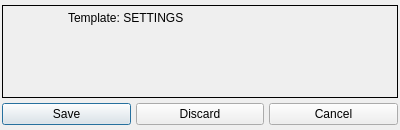
Qt form Editor/editing/_dialogs/savingnotificationdialog.ui (WohlSoft/Moondust-Project) before a commit.
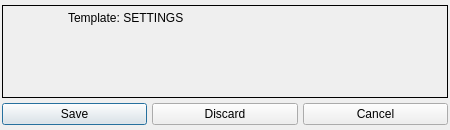
The same form after that commit. Icons and pictures are not drawn.

The edit to the form file:
```diff
--- a/Editor/editing/_dialogs/savingnotificationdialog.ui
+++ b/Editor/editing/_dialogs/savingnotificationdialog.ui
@@ -6,19 +6,13 @@
    <rect>
     <x>0</x>
     <y>0</y>
-    <width>400</width>
+    <width>450</width>
     <height>130</height>
    </rect>
   </property>
   <property name="minimumSize">
    <size>
-    <width>400</width>
-    <height>130</height>
-   </size>
-  </property>
-  <property name="maximumSize">
-   <size>
-    <width>400</width>
+    <width>450</width>
     <height>130</height>
    </size>
   </property>
@@ -29,7 +23,10 @@
    <iconset resource="../../_resources/editor.qrc">
     <normaloff>:/images/cat_builder/cat_builder_48.png</normaloff>:/images/cat_builder/cat_builder_48.png</iconset>
   </property>
-  <layout class="QGridLayout" name="gridLayout">
+  <layout class="QGridLayout" name="gridLayout" rowstretch="100,0">
+   <property name="sizeConstraint">
+    <enum>QLayout::SetMinimumSize</enum>
+   </property>
    <property name="leftMargin">
     <number>2</number>
    </property>
@@ -59,7 +56,7 @@
      <property name="lineWidth">
       <number>1</number>
      </property>
-     <layout class="QGridLayout" name="gridLayout_2" columnstretch="0,80">
+     <layout class="QGridLayout" name="gridLayout_2" rowstretch="0,100" columnstretch="0,80">
       <property name="leftMargin">
        <number>5</number>
       </property>
@@ -75,19 +72,6 @@
       <property name="spacing">
        <number>5</number>
       </property>
-      <item row="2" column="1">
-       <spacer name="verticalSpacer">
-        <property name="orientation">
-         <enum>Qt::Vertical</enum>
-        </property>
-        <property name="sizeHint" stdset="0">
-         <size>
-          <width>20</width>
-          <height>115</height>
-         </size>
-        </property>
-       </spacer>
-      </item>
       <item row="0" column="1">
        <widget class="QLabel" name="label_Title">
         <property name="text">
```
Left out of the diff: 2 changed lines with no effect on the pictures.
